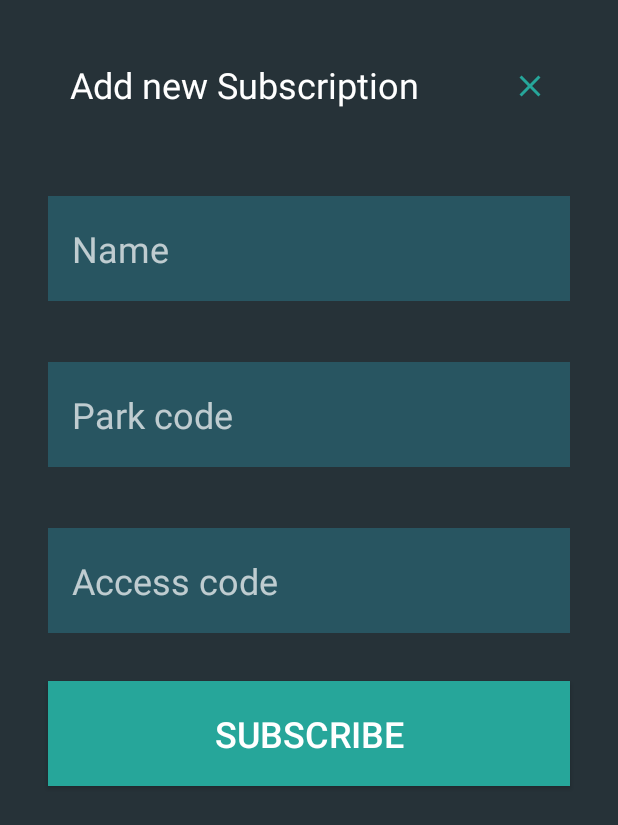
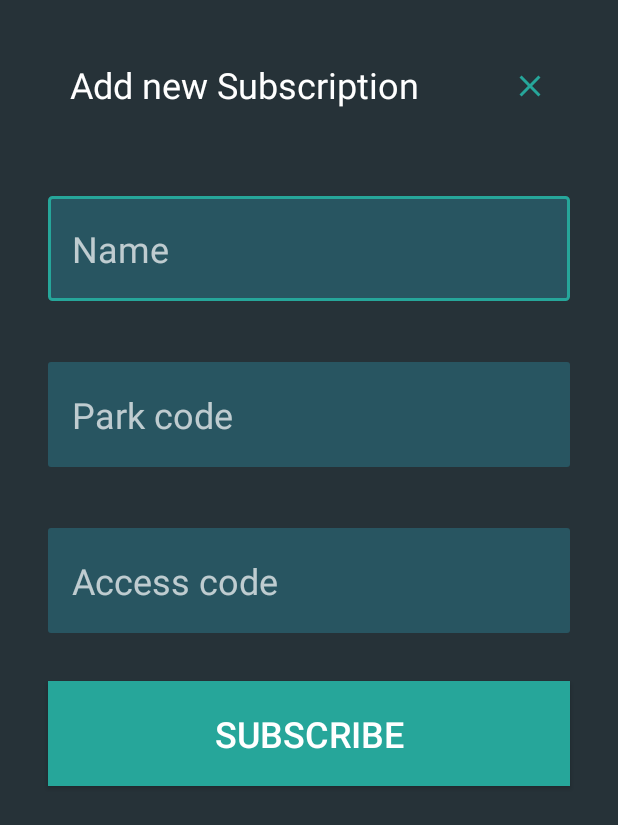
Before and after one commit to Chekist322/SubscriprionTask, an Android app: the SignInFragment screen opened directly, with no data from a screen before it, on a phone screen of 412 x 824 dp. Shown: the top 825 px of the screen. Run offline under Robolectric (Android 15) with nearby library versions, the phone set to English and light mode, and no system bars.

Commit message:
typo fixes

```diff
--- a/app/src/main/java/com/example/batrakov/subscriptiontask/signin/SignInContract.java
+++ b/app/src/main/java/com/example/batrakov/subscriptiontask/signin/SignInContract.java
@@ -18,7 +18,7 @@ public interface SignInContract {
 
         Activity getCurrentActivity();
 
-        void startDelay();
+        void startDelay(int aDelay, boolean[] aCheckList);
 
     }
 
--- /dev/null
+++ b/app/src/main/res/drawable/edit_text_sign_in.xml
@@ -0,0 +1,18 @@
+<?xml version="1.0" encoding="utf-8"?>
+<selector xmlns:android="http://schemas.android.com/apk/res/android">
+    <item android:state_enabled="true"
+        android:state_focused="true">
+        <shape android:padding="10dp" android:shape="rectangle">
+            <solid android:color="@color/primary_dark"/>
+            <stroke android:width="2dp" android:color="@color/accent" />
+            <corners android:radius="2dp"/>
+        </shape>
+    </item>
+    <item android:state_enabled="true">
+        <shape android:padding="10dp"
+            android:shape="rectangle">
+            <solid android:color="@color/primary_dark"/>
+            <corners android:radius="2dp"/>
+        </shape>
+    </item>
+</selector>
```
Also changed, not shown: app/src/main/java/com/example/batrakov/subscriptiontask/signin/SignInFragment.java (+51 -27 lines), app/src/main/res/drawable/button_sign_in.xml (added, +17 -0 lines).
